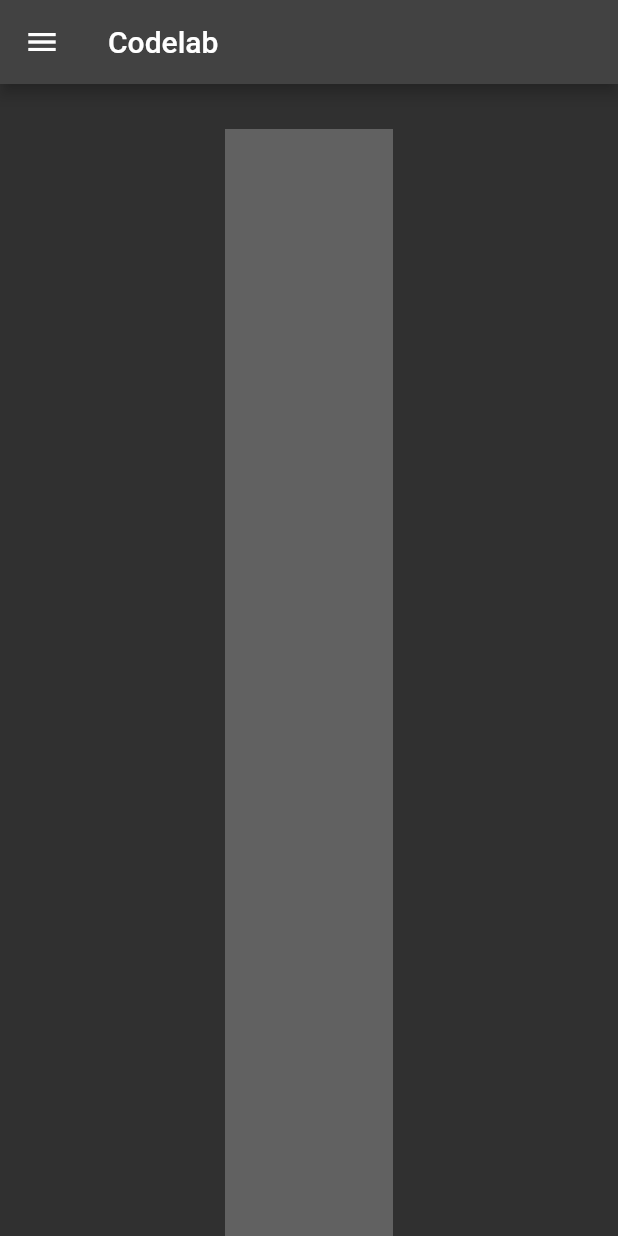
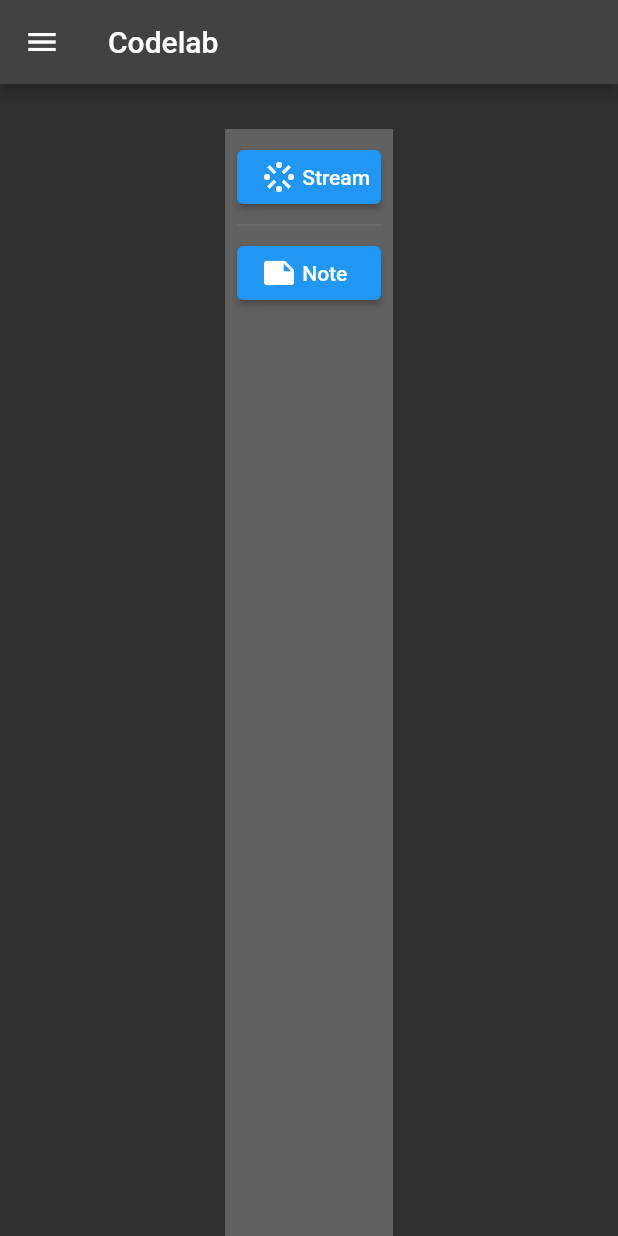
Before and after one commit to BorisKest/portfolio, a Flutter app: the CodeLab screen opened directly, on a phone screen of 412 x 824 dp. Run offline on Flutter 3.47's test engine with Material 2 defaults, Android fonts, the light colour scheme and no system bars; our stand-ins replace sqflite; accounts and stored records are empty.

Commit message:
note page

```diff
--- a/lib/src/CodeLab/widgets/codeLab_page.dart
+++ b/lib/src/CodeLab/widgets/codeLab_page.dart
@@ -1,14 +1,17 @@
 import 'package:flutter/material.dart';
-import 'package:portfolio/src/home_page/widgets/home.dart';
+import 'package:portfolio/src/common/widgets/drawer.dart';
+import 'package:portfolio/src/practice/stream/widgets/stream_page.dart';
+
+import 'note_page/widgets/note_page.dart';
 
 class CodeLab extends StatefulWidget {
   const CodeLab({Key? key}) : super(key: key);
 
   @override
-  State<CodeLab> createState() => CodeLabState();
+  State<CodeLab> createState() => _CodeLabState();
 }
 
-class CodeLabState extends State<CodeLab> {
+class _CodeLabState extends State<CodeLab> {
   @override
   Widget build(BuildContext context) {
     return Scaffold(
@@ -21,34 +24,45 @@ class CodeLabState extends State<CodeLab> {
         child: Padding(
           padding: const EdgeInsets.all(8.0),
           child: ListView(
-            children: const <Widget>[],
-          ),
-        ),
-      ),
-      drawer: Drawer(
-        child: ListView(
-          padding: EdgeInsets.zero,
-          children: [
-            const DrawerHeader(
-              decoration: BoxDecoration(
-                color: Colors.blue,
-              ),
-              child: Text('Menu'),
-            ),
-            ListTile(
-              title: const Text('Home'),
-              onTap: () {
+            children: <Widget>[
+              ElevatedButton(
+                onPressed: (() {
                   Navigator.push(
                     context,
                     MaterialPageRoute(
-                    builder: (context) => const HomePage(),
+                      builder: (context) => const StreamPage(),
+                    ),
+                  );
+                }),
+                child: Row(
+                  children: const [
+                    Icon(Icons.stream),
+                    Text(' Stream'),
+                  ],
+                ),
+              ),
+              const Divider(),
+              ElevatedButton(
+                onPressed: () {
+                  Navigator.push(
+                    context,
+                    MaterialPageRoute(
+                      builder: (context) => const NotePage(),
                     ),
                   );
                 },
+                child: Row(
+                  children: const [
+                    Icon(Icons.note),
+                    Text(' Note'),
+                  ],
+                ),
               ),
             ],
           ),
         ),
+      ),
+      drawer: const DrawerCreate(),
     );
   }
 }
--- a/lib/src/common/widgets/standart_card_builder.dart
+++ b/lib/src/common/widgets/standart_card_builder.dart
@@ -22,14 +22,20 @@ class BuildCard extends StatelessWidget {
             Row(
               children: [
                 Expanded(
+                  child: Padding(
+                    padding: const EdgeInsets.all(8.0),
                     child: Image.asset(image),
                   ),
+                ),
                 Expanded(
+                  child: Padding(
+                    padding: const EdgeInsets.all(8.0),
                     child: Column(
                       children: [
                         Text(titleText),
                         Text(bodyText),
                       ],
+                    ),
                   ),
                 )
               ],
--- /dev/null
+++ b/lib/src/model/note.dart
@@ -0,0 +1,24 @@
+final String tableNote = 'note';
+final String columnId = '_id';
+final String columnTitleText = 'titleText';
+final String columnBodyText = 'bodyText';
+
+class Note {
+  int id;
+  String contents;
+
+  Note({
+    required this.id,
+    required this.contents,
+  });
+
+  factory Note.fromJson(Map<String, dynamic> json) => Note(
+        id: json["id"],
+        contents: json["contents"],
+      );
+
+  Map<String, dynamic> toJson() => {
+        "id": id,
+        "contents": contents,
+      };
+}
--- /dev/null
+++ b/lib/src/practice/stream/widgets/contact_bloc.dart
@@ -0,0 +1,17 @@
+import 'dart:async';
+
+import 'package:portfolio/src/model/contact.dart';
+import 'package:portfolio/src/service/contact_service.dart';
+
+class ContactBloc {
+  final StreamController<int> _contactCounter = StreamController<int>();
+  Stream<int> get contactCounter => _contactCounter.stream;
+
+  Stream<List<Contact>> get contactListView async* {
+    yield* await ContactServeice.browse();
+  }
+
+  ContactBloc() {
+    contactListView.listen((list) => _contactCounter.add(list.length));
+  }
+}
--- a/pubspec.yaml
+++ b/pubspec.yaml
@@ -13,6 +13,9 @@ environment:
 dependencies:
   flutter:
     sdk: flutter
+  http: ^0.13.4
+  sensors_plus: ^1.3.2
+  sqflite:
 
 
 
```
Also changed, not shown: lib/src/CodeLab/widgets/note_page/widgets/note_page.dart (added, +42 -0 lines), lib/src/blocs/bloc_provider.dart (added, +41 -0 lines), lib/src/common/widgets/drawer.dart (added, +46 -0 lines), lib/src/home_page/widgets/home.dart (+2 -25 lines), lib/src/model/contact.dart (added, +10 -0 lines), lib/src/practice/stream/widgets/stream_page.dart (added, +60 -0 lines), lib/src/service/contact_service.dart (added, +19 -0 lines), lib/src/service/db_helper.dart (added, +67 -0 lines), pubspec.lock, 1 other file. Lines whose indentation alone changed are shown as unchanged.
